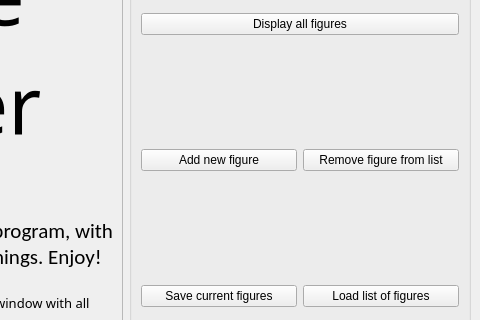
JeyM1/Course_Work_OOP_1, file mainwindow.ui: the form before one commit; both pictures show x 320 to 800 and y 133 to 453 of the 800 by 600 pixel window.
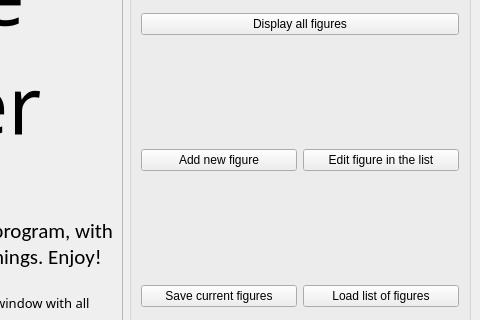
The form after the commit.

The edit to the form file:
```diff
--- a/mainwindow.ui
+++ b/mainwindow.ui
@@ -141,7 +141,7 @@
             </sizepolicy>
            </property>
            <property name="text">
-            <string>Remove figure from list</string>
+            <string>Edit figure in the list</string>
            </property>
           </widget>
          </item>
```
Left out of the diff: 8 changed lines with no effect on the pictures.
